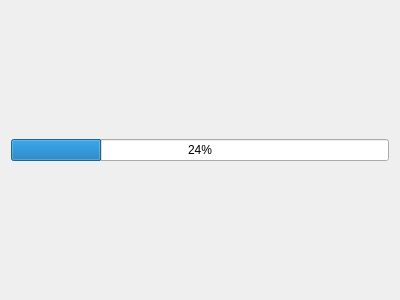
Qt form Qt_bmp2bin_gui/progressbardialog.ui (i-c0112/BMPs_3D_reconstruction) before a commit.
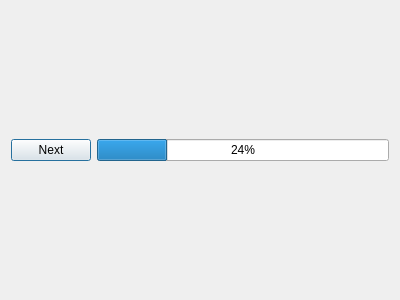
The same form after that commit.

Commit message: gui for new binary data creation

Patch:
```diff
--- a/Qt_bmp2bin_gui/progressbardialog.ui
+++ b/Qt_bmp2bin_gui/progressbardialog.ui
@@ -14,6 +14,13 @@
    <string>Dialog</string>
   </property>
   <layout class="QHBoxLayout" name="horizontalLayout">
+   <item>
+    <widget class="QPushButton" name="pushButton">
+     <property name="text">
+      <string>Next</string>
+     </property>
+    </widget>
+   </item>
    <item>
     <widget class="QProgressBar" name="progressBar">
      <property name="value">
```
The commit also changes 5 other files.
